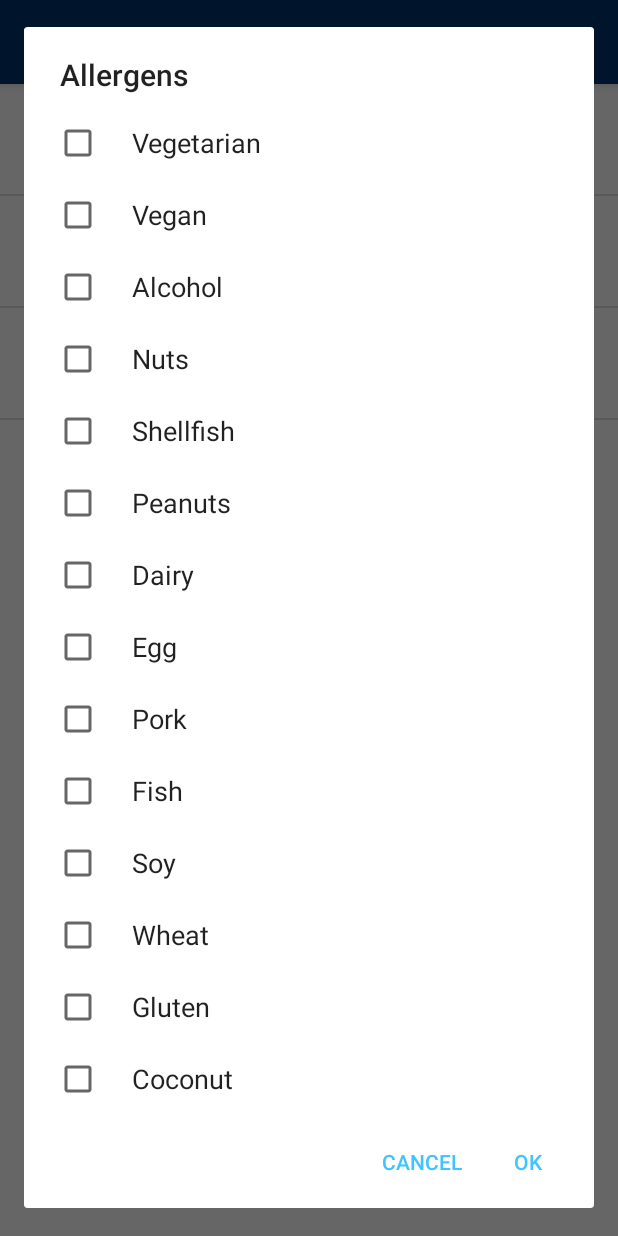
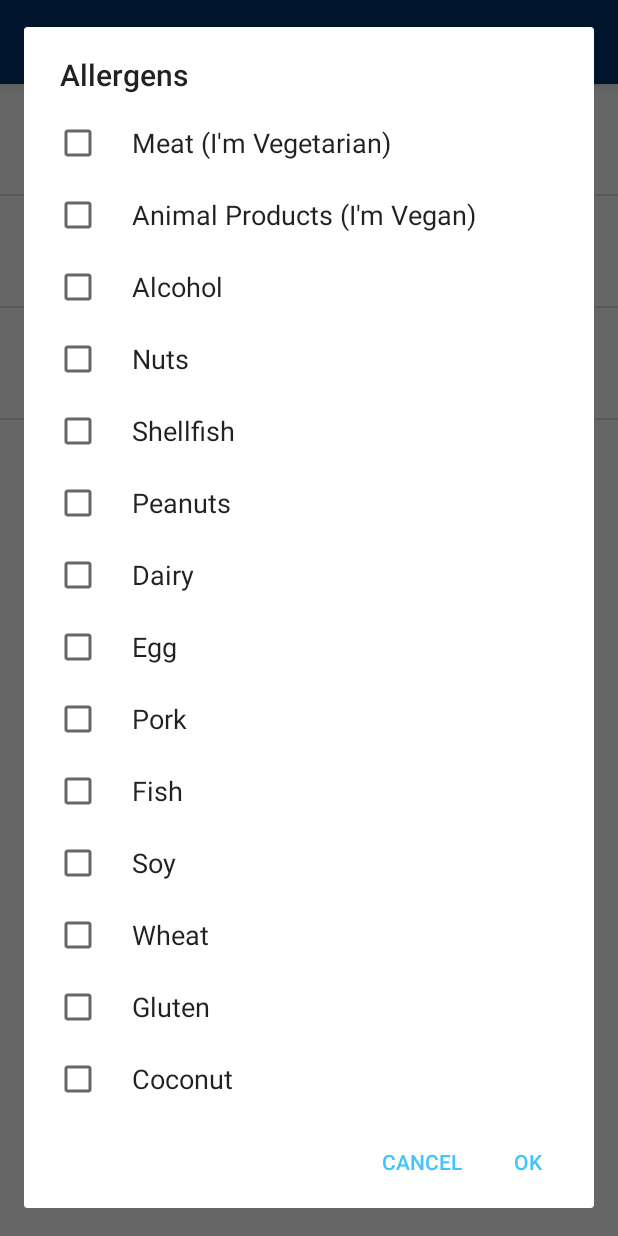
Before and after one commit to YaleMenus/android, an Android app: the SettingsActivity screen opened directly, with no data from a screen before it, after a tap on "Allergens", on a phone screen of 412 x 824 dp. Run offline under Robolectric (Android 15) with nearby library versions, the phone set to English and light mode, and no system bars; network calls fail.

Commit message:
Change vegan and vegetarian to animal products and meat

```diff
--- a/app/src/main/res/values/allergens.xml
+++ b/app/src/main/res/values/allergens.xml
@@ -1,8 +1,8 @@
 <?xml version="1.0" encoding="utf-8"?>
 <resources>
     <array name="allergens">
-        <item>Vegetarian</item>
-        <item>Vegan</item>
+        <item>Meat (I'm Vegetarian)</item>
+        <item>Animal Products (I'm Vegan)</item>
         <item>Alcohol</item>
         <item>Nuts</item>
         <item>Shellfish</item>
```
Also changed, not shown: app/src/main/java/com/adisa/diningplus/fragments/AllergenDialogFragment.java (+8 -6 lines).
